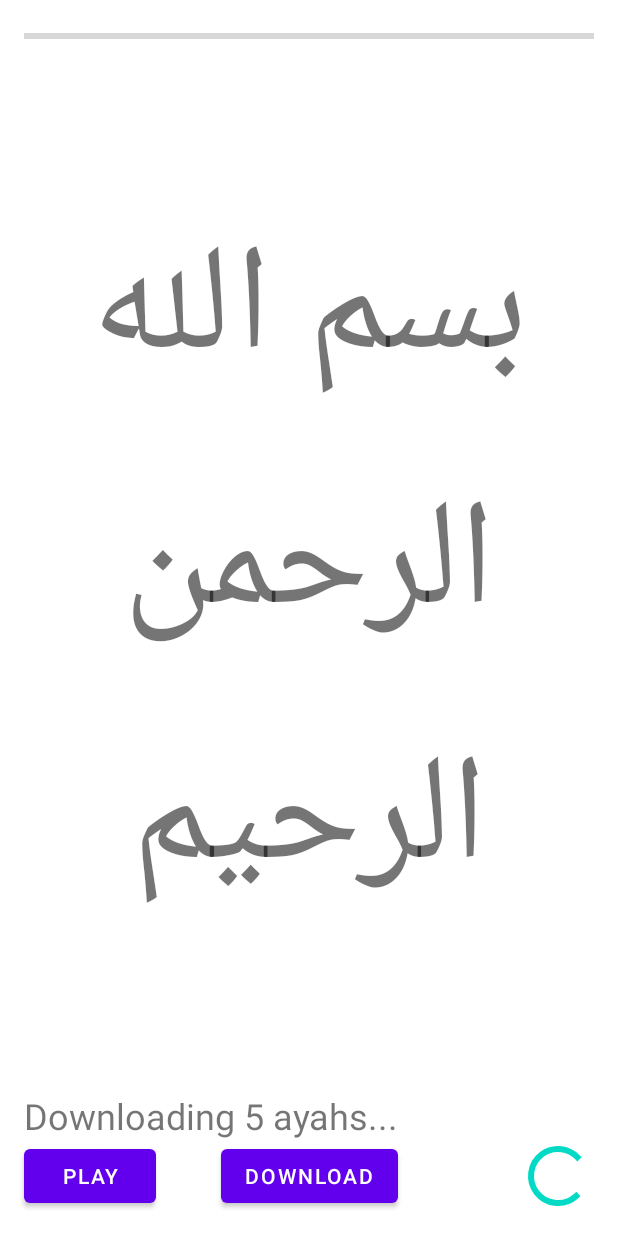
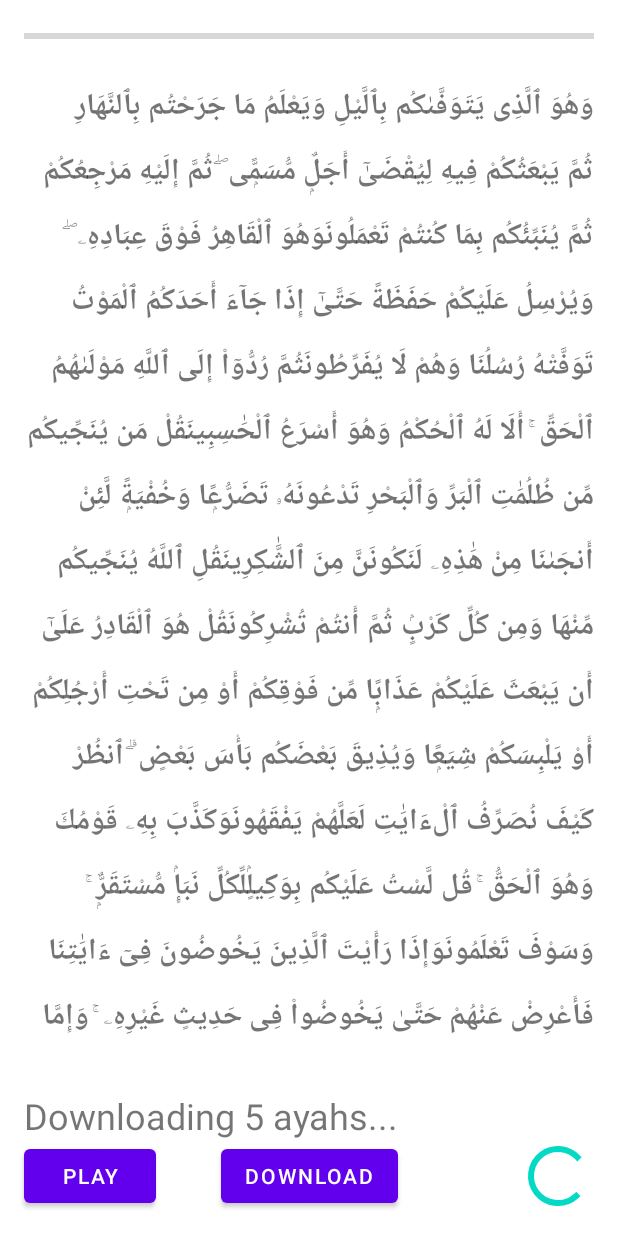
Before and after one commit to 3li-7assan-Dev1712/HafizAlQuran, an Android app: the layout memorize_page_fragment.xml on its own in the app's theme, with its tools: preview values and no code run, on a phone screen of 412 x 824 dp. Run offline under Robolectric (Android 15) with nearby library versions, the phone set to English and light mode, and no system bars.

Commit message:
displayed the text of the page successfully in the screen.

```diff
--- a/app/src/main/java/app/netlify/dev_ali_hassan/hafizalquran/ui/memorizepage/MemorizePageFragment.kt
+++ b/app/src/main/java/app/netlify/dev_ali_hassan/hafizalquran/ui/memorizepage/MemorizePageFragment.kt
@@ -55,7 +55,7 @@ class MemorizePageFragment : Fragment(R.layout.memorize_page_fragment) {
         binding = MemorizePageFragmentBinding.bind(view)
         currentPage = arguments?.getParcelable("choosedPage") ?: Page(-1, 0, false, false)
 
-        if(savedInstanceState != null) return
+        if (savedInstanceState != null) return
 
         binding.downloadMediaProgressBar.isVisible = !currentPage.isDownloaded
         binding.downloadAudioBtn.isVisible = !currentPage.isDownloaded
@@ -121,12 +121,12 @@ class MemorizePageFragment : Fragment(R.layout.memorize_page_fragment) {
                             viewModel.receivedAyahsSuccessfully(it.data.ayahs)
                         }
 
-                        Toast.makeText(
+                        /*Toast.makeText(
                             requireContext(),
                             "done, the number of ayahs is ${it.data.ayahs.size}",
                             Toast.LENGTH_SHORT
                         )
-                            .show()
+                            .show()*/
                     }
 
                 }
@@ -152,6 +152,7 @@ class MemorizePageFragment : Fragment(R.layout.memorize_page_fragment) {
                 when (events) {
                     is MemorizePageViewModel.MemorizePageEvents.AudioDownloadCompleted -> {
                         binding.downloadAudioBtn.visibility = View.INVISIBLE
+                        binding.ayahsNumberToDownloadTextView.visibility = View.INVISIBLE
                         Toast.makeText(
                             requireContext(),
                             "Audio downloaded successfully!",
@@ -211,7 +212,11 @@ class MemorizePageFragment : Fragment(R.layout.memorize_page_fragment) {
                     TAG,
                     "collectProgressFromViewModel: the progress should set to be $ayahProgress%"
                 )
+            }
 
+
+        }
+        viewLifecycleOwner.lifecycleScope.launchWhenStarted {
             viewModel.folderUtil.pageProgressFlow.collect { (pageProgress, remainingAyahs) ->
 
                 binding.pageProgressView.progress = pageProgress
@@ -222,7 +227,6 @@ class MemorizePageFragment : Fragment(R.layout.memorize_page_fragment) {
                 if (remainingAyahs == 0) {
                     binding.pageProgressView.progress = 100
                     binding.downloadMediaProgressBar.visibility = View.INVISIBLE
-                        binding.ayahsNumberToDownloadTextView.visibility = View.INVISIBLE
                 }
                 binding.ayahsNumberToDownloadTextView.text =
                     resources.getString(
@@ -235,12 +239,7 @@ class MemorizePageFragment : Fragment(R.layout.memorize_page_fragment) {
                     "collectProgressFromViewModel: the page progress is  $pageProgress%"
                 )
             }
-
         }
-
-
-        }
-        // let's keep coding, for the next generation
         viewLifecycleOwner.lifecycleScope.launchWhenStarted {
             viewModel.folderUtil.ayahsTexts.collect {
                 Log.d(TAG, "collectProgressFromViewModel: from fragment ayah text is $it")
--- a/app/src/main/java/app/netlify/dev_ali_hassan/hafizalquran/util/FolderUtil.kt
+++ b/app/src/main/java/app/netlify/dev_ali_hassan/hafizalquran/util/FolderUtil.kt
@@ -99,7 +99,7 @@ class FolderUtil @Inject constructor(@ApplicationContext val context: Context) {
         ayahs.forEach { ayah ->
             // prepare ayahs as text
             val ayahText = HtmlCompat.fromHtml(ayah.text, HtmlCompat.FROM_HTML_MODE_LEGACY)
-            ayahsInString += ayahText
+            ayahsInString += " $ayahText"
             populateAyahText()
             Log.d(TAG, "downloadAyasIntoOnePage: the ayah text is $ayahText")
             val audioUrl = ayah.audio
--- a/app/src/main/res/layout/memorize_page_fragment.xml
+++ b/app/src/main/res/layout/memorize_page_fragment.xml
@@ -10,15 +10,21 @@
         android:id="@+id/pageAyahsTextView"
         android:layout_width="0dp"
         android:layout_height="0dp"
-        android:gravity="center"
+        android:layout_marginStart="16dp"
+        android:layout_marginEnd="16dp"
+        android:autoSizePresetSizes="@array/autosize_text_sizes"
+        android:autoSizeTextType="uniform"
+        android:gravity="fill_vertical"
+        android:maxLines="15"
+        android:minLines="15"
         android:textSize="16sp"
-        android:autoSizeTextType="uniform"
-        android:autoSizePresetSizes="@array/autosize_text_sizes"
+        android:lineHeight="28dp"
+        android:textStyle="bold"
         app:layout_constraintBottom_toTopOf="@id/ayahsNumberToDownloadTextView"
         app:layout_constraintEnd_toEndOf="parent"
         app:layout_constraintStart_toStartOf="parent"
         app:layout_constraintTop_toBottomOf="@id/pageProgressView"
-        tools:text="بسم الله الرحمن الرحيم" />
+        tools:text="وَهُوَ ٱلَّذِى يَتَوَفَّىٰكُم بِٱلَّيْلِ وَيَعْلَمُ مَا جَرَحْتُم بِٱلنَّهَارِ ثُمَّ يَبْعَثُكُمْ فِيهِ لِيُقْضَىٰٓ أَجَلٌۭ مُّسَمًّۭى ۖ ثُمَّ إِلَيْهِ مَرْجِعُكُمْ ثُمَّ يُنَبِّئُكُم بِمَا كُنتُمْ تَعْمَلُونَوَهُوَ ٱلْقَاهِرُ فَوْقَ عِبَادِهِۦ ۖ وَيُرْسِلُ عَلَيْكُمْ حَفَظَةً حَتَّىٰٓ إِذَا جَآءَ أَحَدَكُمُ ٱلْمَوْتُ تَوَفَّتْهُ رُسُلُنَا وَهُمْ لَا يُفَرِّطُونَثُمَّ رُدُّوٓا۟ إِلَى ٱللَّهِ مَوْلَىٰهُمُ ٱلْحَقِّ ۚ أَلَا لَهُ ٱلْحُكْمُ وَهُوَ أَسْرَعُ ٱلْحَٰسِبِينَقُلْ مَن يُنَجِّيكُم مِّن ظُلُمَٰتِ ٱلْبَرِّ وَٱلْبَحْرِ تَدْعُونَهُۥ تَضَرُّعًۭا وَخُفْيَةًۭ لَّئِنْ أَنجَىٰنَا مِنْ هَٰذِهِۦ لَنَكُونَنَّ مِنَ ٱلشَّٰكِرِينَقُلِ ٱللَّهُ يُنَجِّيكُم مِّنْهَا وَمِن كُلِّ كَرْبٍۢ ثُمَّ أَنتُمْ تُشْرِكُونَقُلْ هُوَ ٱلْقَادِرُ عَلَىٰٓ أَن يَبْعَثَ عَلَيْكُمْ عَذَابًۭا مِّن فَوْقِكُمْ أَوْ مِن تَحْتِ أَرْجُلِكُمْ أَوْ يَلْبِسَكُمْ شِيَعًۭا وَيُذِيقَ بَعْضَكُم بَأْسَ بَعْضٍ ۗ ٱنظُرْ كَيْفَ نُصَرِّفُ ٱلْءَايَٰتِ لَعَلَّهُمْ يَفْقَهُونَوَكَذَّبَ بِهِۦ قَوْمُكَ وَهُوَ ٱلْحَقُّ ۚ قُل لَّسْتُ عَلَيْكُم بِوَكِيلٍۢلِّكُلِّ نَبَإٍۢ مُّسْتَقَرٌّۭ ۚ وَسَوْفَ تَعْلَمُونَوَإِذَا رَأَيْتَ ٱلَّذِينَ يَخُوضُونَ فِىٓ ءَايَٰتِنَا فَأَعْرِضْ عَنْهُمْ حَتَّىٰ يَخُوضُوا۟ فِى حَدِيثٍ غَيْرِهِۦ ۚ وَإِمَّا يُنسِيَنَّكَ ٱلشَّيْطَٰنُ فَلَا تَقْعُدْ بَعْدَ ٱلذِّكْرَىٰ مَعَ ٱلْقَوْمِ ٱلظَّٰلِمِين" />
 
     <ProgressBar
         android:id="@+id/downloadMediaProgressBar"
--- a/app/src/main/res/values/array.xml
+++ b/app/src/main/res/values/array.xml
@@ -1,10 +1,10 @@
 <?xml version="1.0" encoding="utf-8"?>
 <resources>
     <array name="autosize_text_sizes" >
-        <item>10sp</item>
-        <item>12sp</item>
         <item>20sp</item>
-        <item>40sp</item>
-        <item>100sp</item>
+        <item>24sp</item>
+        <item>60sp</item>
+        <item>80sp</item>
+        <item>120sp</item>
     </array>
 </resources>
```
Lines whose indentation alone changed are shown as unchanged.
